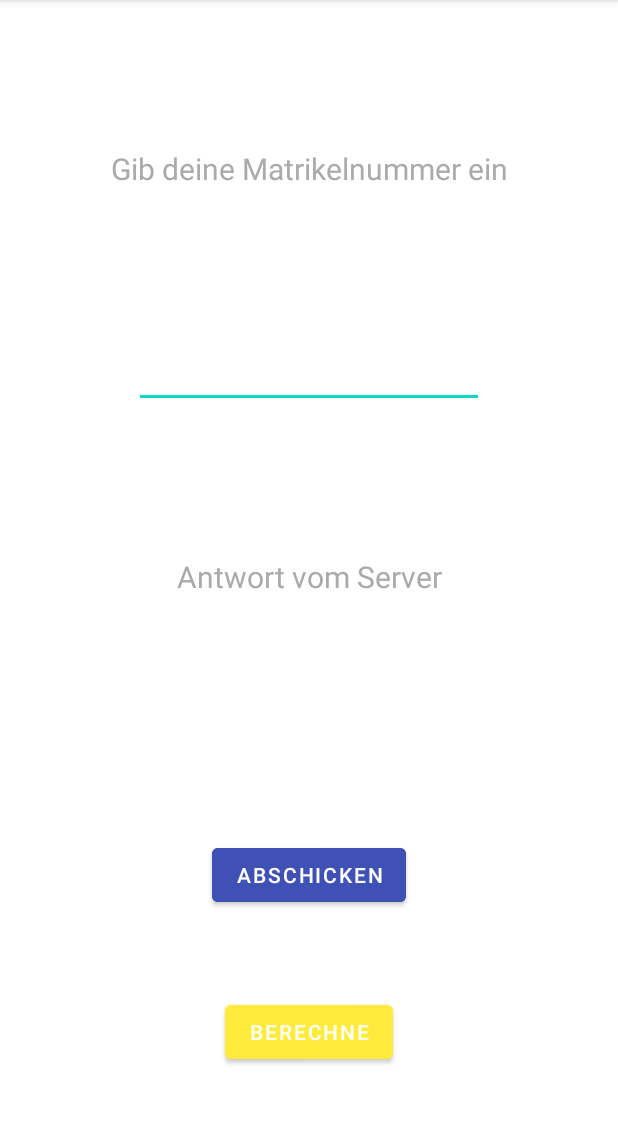
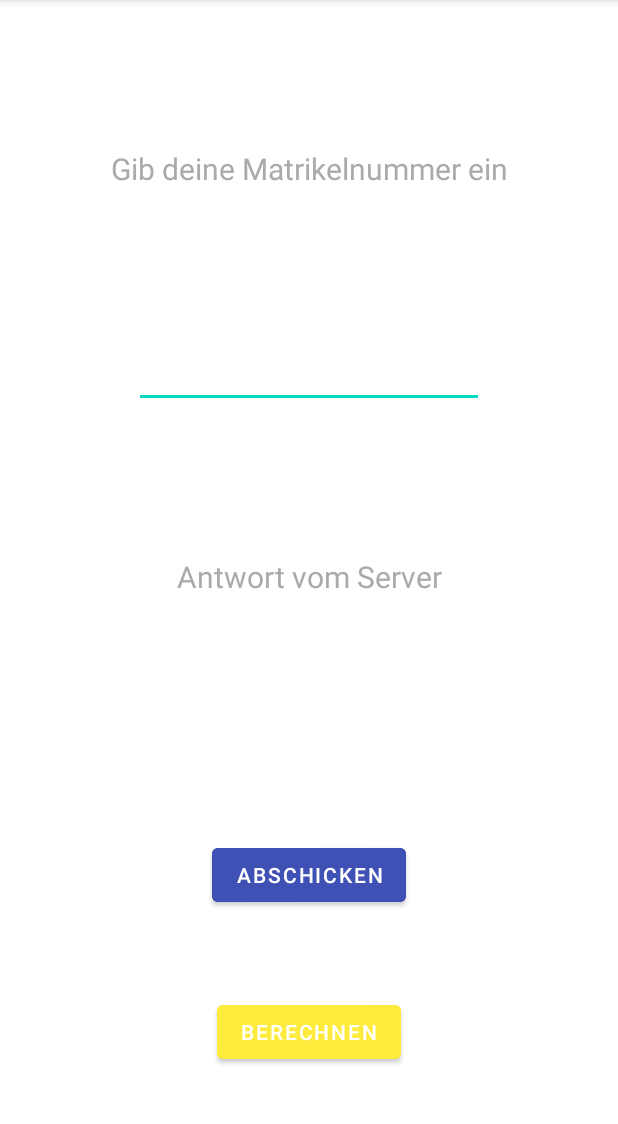
Before and after one commit to fabianberchtold/SE2Einzelphase, an Android app: the screen it shows after launch (MainActivity), on a phone screen of 412 x 824 dp, the part 84-1208 px from its top. Run offline under Robolectric (Android 15) with nearby library versions, the phone set to English and light mode, and no system bars.

Commit message:
Linked code and Button together plus changed button text

```diff
--- a/app/src/main/java/com/example/myapplication/MainActivity.java
+++ b/app/src/main/java/com/example/myapplication/MainActivity.java
@@ -18,6 +18,7 @@ import java.net.Socket;
 
 public class MainActivity extends AppCompatActivity {
     private Button abschicken;
+    private Button berechnen;
     private EditText matrikelnummer;
     private TextView serverAntwort;
 
@@ -26,6 +27,7 @@ public class MainActivity extends AppCompatActivity {
         super.onCreate(savedInstanceState);
         setContentView(R.layout.activity_main);
         abschicken = findViewById(R.id.button);
+        berechnen = findViewById(R.id.calculateButton);
         matrikelnummer = findViewById(R.id.login);
         serverAntwort = findViewById(R.id.antwort);
 
@@ -33,6 +35,13 @@ public class MainActivity extends AppCompatActivity {
             @Override
             public void onClick(View view) {
                 sendTextToServer();
+            }
+        });
+
+        berechnen.setOnClickListener(new View.OnClickListener() {
+            @Override
+            public void onClick(View v) {
+
             }
         });
 
--- a/app/src/main/res/layout/activity_main.xml
+++ b/app/src/main/res/layout/activity_main.xml
@@ -64,7 +64,7 @@
         android:layout_width="wrap_content"
         android:layout_height="wrap_content"
         android:backgroundTint="#FFEB3B"
-        android:text="Berechne"
+        android:text="Berechnen"
         app:layout_constraintTop_toBottomOf="@id/button"
         app:layout_constraintEnd_toEndOf="parent"
         app:layout_constraintStart_toStartOf="parent"
```
